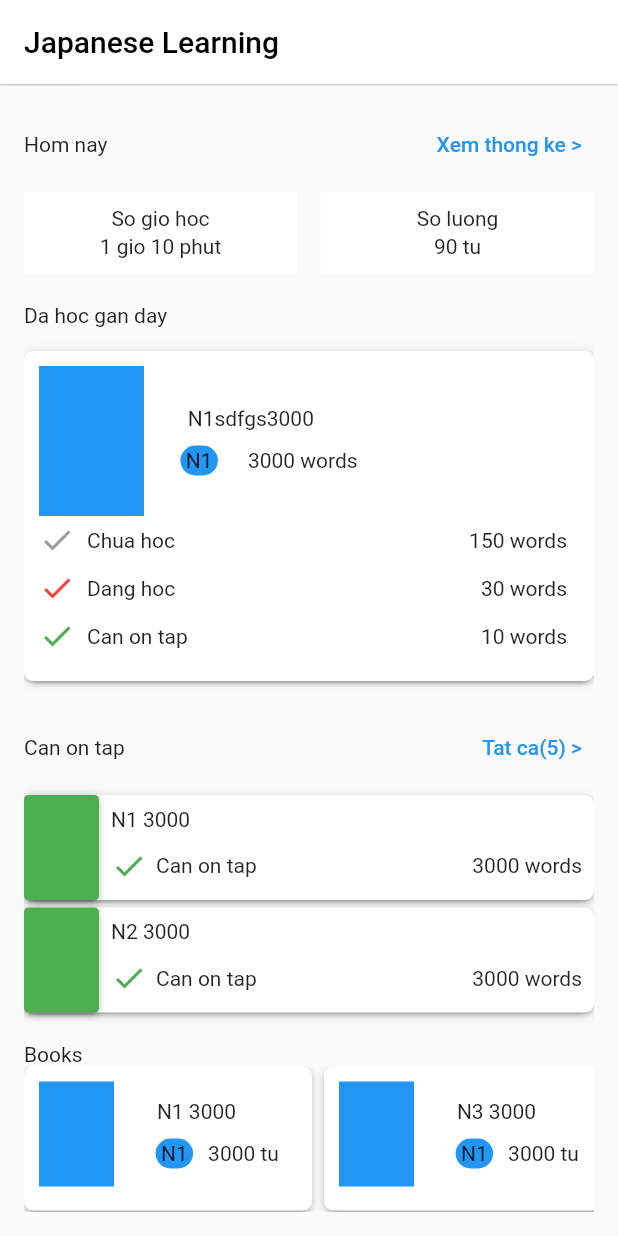
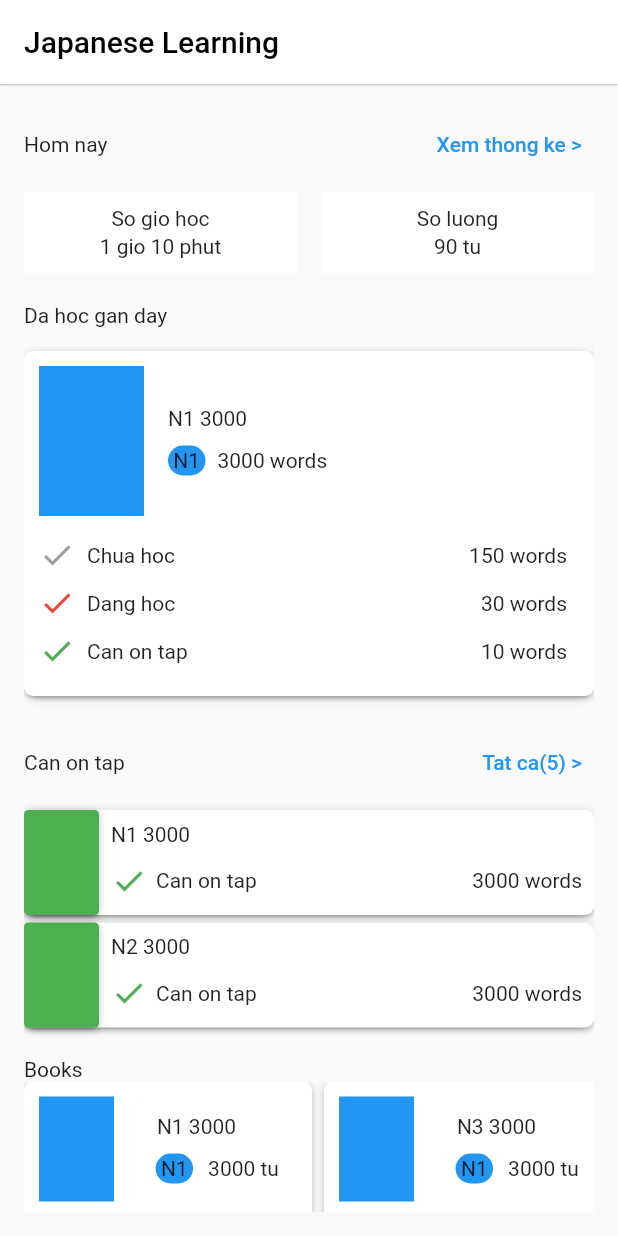
Before and after one commit to manhnt2310/ll, a Flutter app: the screen it shows after launch, on a phone screen of 412 x 824 dp. Run offline on Flutter 3.47's test engine with Material 2 defaults, Android fonts, the phone set to English and light mode, and no system bars.

Commit message:
[Home] RecentLearningView - Refactor

```diff
--- a/lib/modules/home/presentation/home_view.dart
+++ b/lib/modules/home/presentation/home_view.dart
@@ -30,9 +30,9 @@ class HomeView extends StatelessWidget {
               const SizedBox(
                 height: 20,
               ),
-              GestureDetector(
-                  onTap: () => _goToBookDetailView(context),
-                  child: const RecentLearningView()),
+              RecentLearningView(
+                book: books[0],
+              ),
               const SizedBox(
                 height: 20,
               ),
--- a/lib/modules/home/widgets/recent_learning_view.dart
+++ b/lib/modules/home/widgets/recent_learning_view.dart
@@ -1,7 +1,10 @@
 import 'package:flutter/material.dart';
+import 'package:ll/core/models/book.dart';
 
 class RecentLearningView extends StatelessWidget {
-  const RecentLearningView({super.key});
+  const RecentLearningView({super.key, required this.book});
+
+  final Book book;
 
   @override
   Widget build(BuildContext context) {
@@ -18,7 +21,7 @@ class RecentLearningView extends StatelessWidget {
               borderRadius: BorderRadius.circular(6),
               boxShadow: kElevationToShadow[2]),
           padding: const EdgeInsets.all(10),
-          height: 220,
+          height: 230,
           width: double.infinity,
           child: Column(
             children: [
@@ -29,17 +32,18 @@ class RecentLearningView extends StatelessWidget {
                     width: 70,
                     color: Colors.blue,
                   ),
+                  const SizedBox(
+                    width: 16,
+                  ),
                   Column(
+                    crossAxisAlignment: CrossAxisAlignment.start,
                     children: [
-                      Row(
-                        children: const [Text('N1sdfgs3000')],
-                      ),
+                      Text(book.title),
                       const SizedBox(
                         height: 10,
                       ),
                       Row(
                         children: [
-                          const Text('       '),
                           Container(
                               decoration: BoxDecoration(
                                   color: Colors.blue,
@@ -50,7 +54,7 @@ class RecentLearningView extends StatelessWidget {
                                 child: Text('N1'),
                               )),
                           const SizedBox(
-                            width: 20,
+                            width: 8,
                           ),
                           const Text('3000 words')
                         ],
@@ -58,6 +62,9 @@ class RecentLearningView extends StatelessWidget {
                     ],
                   )
                 ],
+              ),
+              const SizedBox(
+                height: 10,
               ),
               Row(
                 children: [
```
